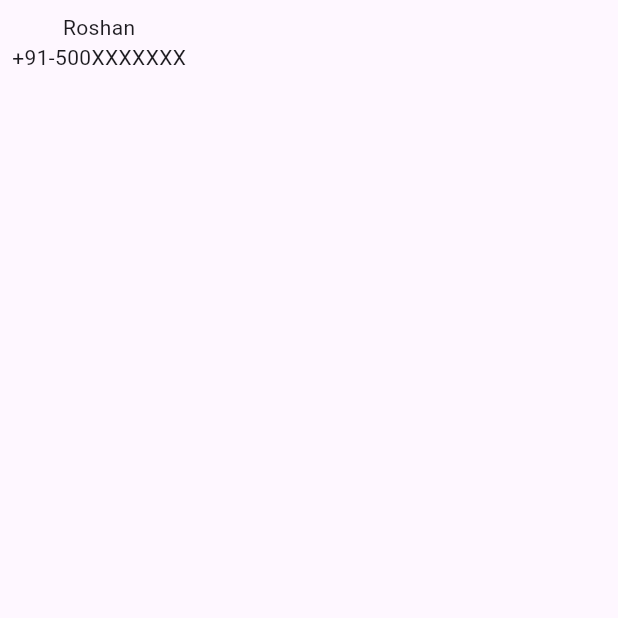
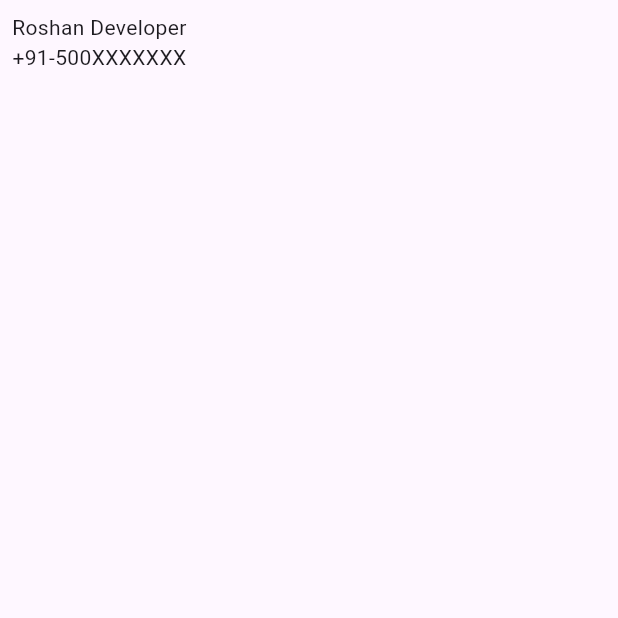
Before and after one commit to Roshan-Barkane/flutter_widgets_of_the_day, a Flutter app: the screen it shows after launch, on a phone screen of 412 x 824 dp, the top half of it. Run offline on Flutter 3.47's test engine with Material 3 defaults, Android fonts, the phone set to English and light mode, and no system bars.

Commit message:
change the data in not replacet ui

```diff
--- a/lib/pages/data.dart
+++ b/lib/pages/data.dart
@@ -6,7 +6,7 @@ abstract class DataBase {
 class Data implements DataBase {
   @override
   String Name() {
-    String name = "Roshan";
+    String name = "Roshan Developer";
     return name;
   }
 
```
